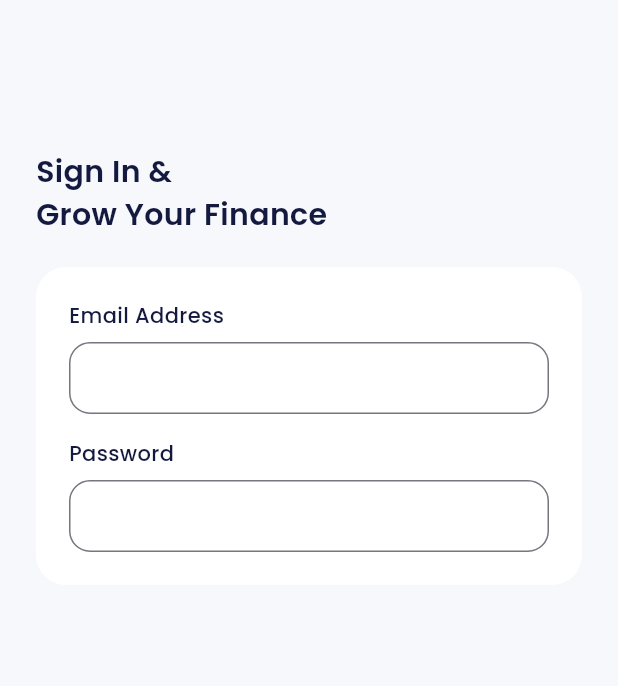
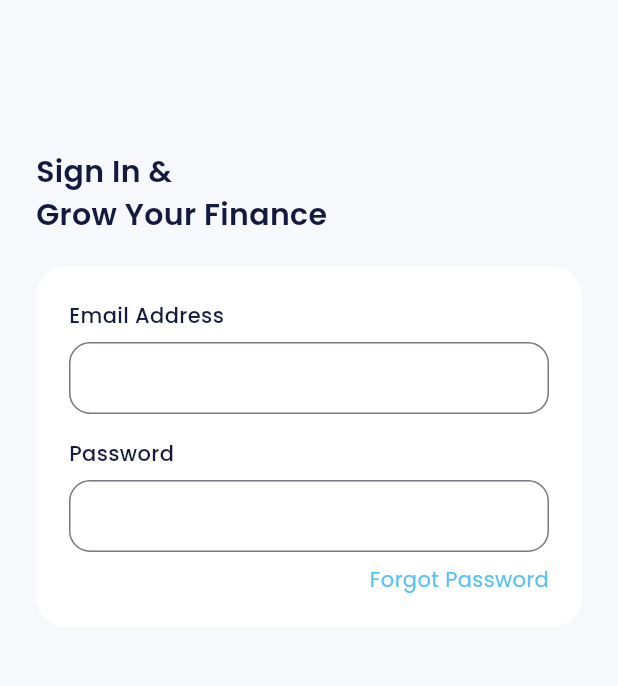
Before and after one commit to feyto81/bank_sha, a Flutter app: the SignInPage screen opened directly, on a phone screen of 412 x 824 dp, the part 225-911 px from its top. Run offline on Flutter 3.47's test engine with Material 3 defaults, Android fonts, the light colour scheme and no system bars; our stand-ins replace carousel_slider, google_fonts.

Commit message:
feat(Text Forgot Password)

```diff
--- a/lib/ui/pages/sign_in_page.dart
+++ b/lib/ui/pages/sign_in_page.dart
@@ -97,6 +97,16 @@ class SignInPage extends StatelessWidget {
                     ),
                   ],
                 ),
+                const SizedBox(
+                  height: 8,
+                ),
+                Align(
+                  alignment: Alignment.centerRight,
+                  child: Text(
+                    'Forgot Password',
+                    style: blueTextStyle,
+                  ),
+                )
               ],
             ),
           ),
```
